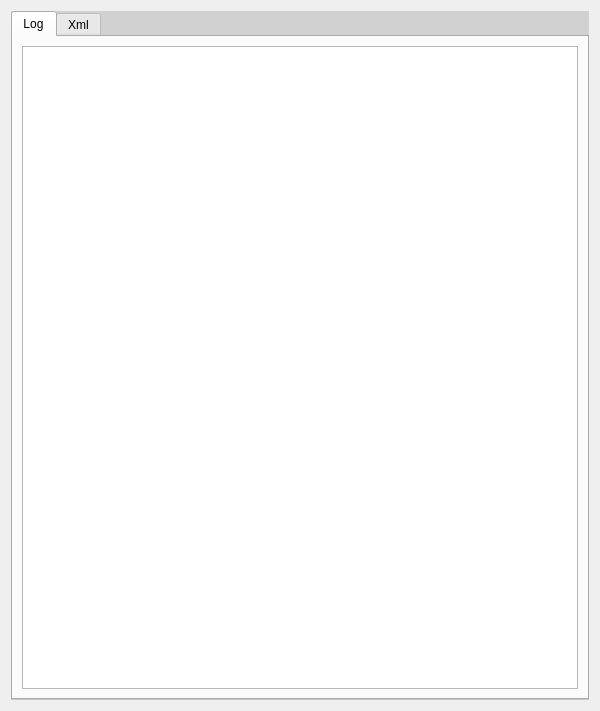
Above: branches/macjariel/client/logwidget.ui from kubos741/kbang before the change. Below: the same form after it.
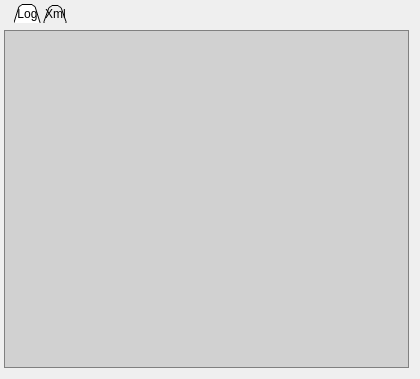
That is the form after the change.

```diff
--- a/branches/macjariel/client/logwidget.ui
+++ b/branches/macjariel/client/logwidget.ui
@@ -5,8 +5,8 @@
    <rect>
     <x>0</x>
     <y>0</y>
-    <width>600</width>
-    <height>711</height>
+    <width>420</width>
+    <height>379</height>
    </rect>
   </property>
   <property name="sizePolicy" >
@@ -18,37 +18,80 @@
   <property name="windowTitle" >
    <string>Form</string>
   </property>
-  <layout class="QGridLayout" name="gridLayout_2" >
-   <item row="0" column="0" >
-    <widget class="QFrame" name="frame" >
      <property name="styleSheet" >
-      <string notr="true" >QFrame#frame {
-	background-color: rgba(0, 0, 0, 32)
-}</string>
-     </property>
-     <layout class="QGridLayout" name="gridLayout_4" >
-      <property name="margin" >
-       <number>0</number>
-      </property>
-      <item row="0" column="0" >
+   <string notr="true" >QTextBrowser {
+	border: 1px solid gray;
+	background-color: rgba(0, 0, 0, 32);
+}
+
+QTabWidget::pane {
+	background: rgba(0, 0, 0, 0);
+	border: 0;
+	position: absolute;
+	top: 7px;
+}
+QTabWidget::tab-bar {
+	left: 10px;
+}
+QTabBar::tab {
+    background: qlineargradient(x1: 0, y1: 0, x2: 0, y2: 1,
+                                   stop: 0 rgba(0, 0, 0, 32),
+								   stop: 0.4 rgba(0, 0, 0, 48),
+                                   stop: 0.5 rgba(0, 0, 0, 44),
+                                   stop: 1.0 rgba(0, 0, 0, 32));
+     min-width: 8ex;
+     padding: 2px;
+	margin-right: 2px;
+/*
+	padding: 4px;
+	margin-right: 2px;
+	min-width: 40px;
+*/
+		
+;
+}
+
+
+QTabBar::tab:selected, QTabBar::tab:hover {
+    background: qlineargradient(x1: 0, y1: 0, x2: 0, y2: 1,
+                                   stop: 0 rgba(0, 0, 0, 32),
+								   stop: 0.4 rgba(0, 0, 0, 64),
+                                   stop: 0.5 rgba(0, 0, 0, 60),
+                                   stop: 1.0 rgba(0, 0, 0, 32));
+	border: 1px solid gray;
+	border-bottom: 0;
+
+ }</string>
+  </property>
+  <layout class="QHBoxLayout" name="horizontalLayout" >
+   <property name="leftMargin" >
+    <number>4</number>
+   </property>
+   <property name="topMargin" >
+    <number>4</number>
+   </property>
+   <item>
        <widget class="QTabWidget" name="mp_tabWidget" >
         <property name="focusPolicy" >
          <enum>Qt::WheelFocus</enum>
         </property>
         <property name="tabShape" >
-         <enum>QTabWidget::Rounded</enum>
+      <enum>QTabWidget::Triangular</enum>
         </property>
         <property name="currentIndex" >
          <number>0</number>
         </property>
-        <property name="elideMode" >
-         <enum>Qt::ElideNone</enum>
-        </property>
         <widget class="QWidget" name="mp_tabLog" >
          <attribute name="title" >
           <string>Log</string>
          </attribute>
          <layout class="QGridLayout" >
+       <property name="verticalSpacing" >
+        <number>0</number>
+       </property>
+       <property name="margin" >
+        <number>0</number>
+       </property>
           <item row="0" column="0" >
            <widget class="QTextBrowser" name="mp_logView" >
             <property name="focusPolicy" >
@@ -82,9 +125,6 @@
           </item>
          </layout>
         </widget>
-       </widget>
-      </item>
-     </layout>
     </widget>
    </item>
   </layout>
```
Left out of the diff: 6 changed lines with no effect on the pictures. Lines whose indentation alone changed are shown as unchanged.
